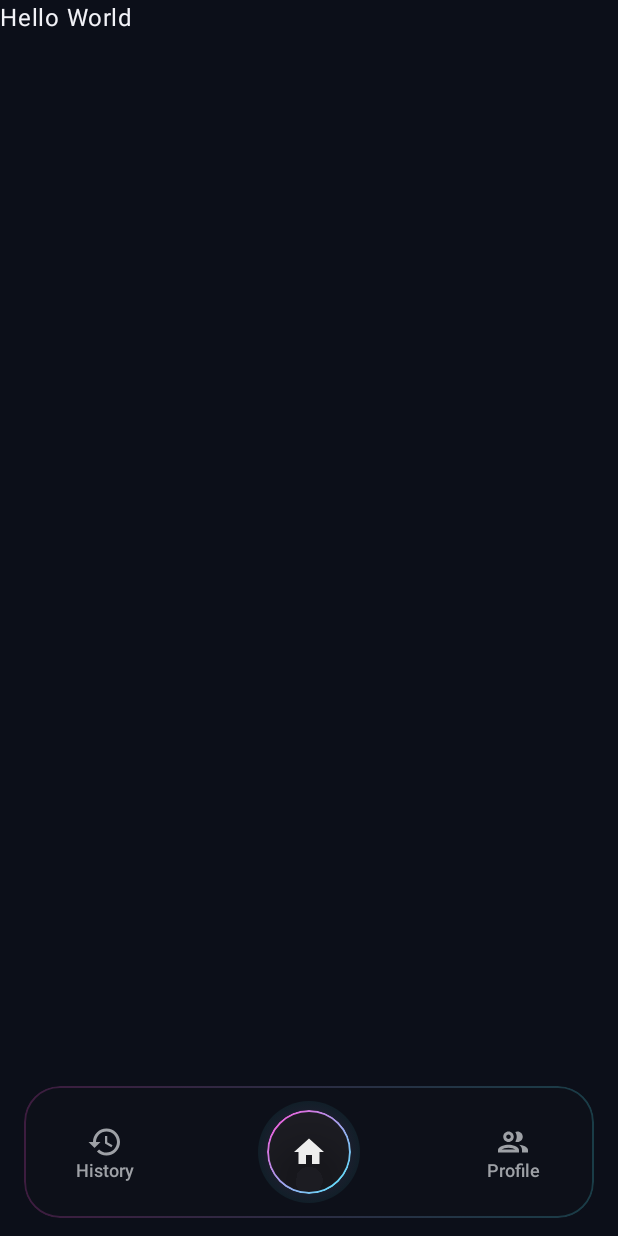
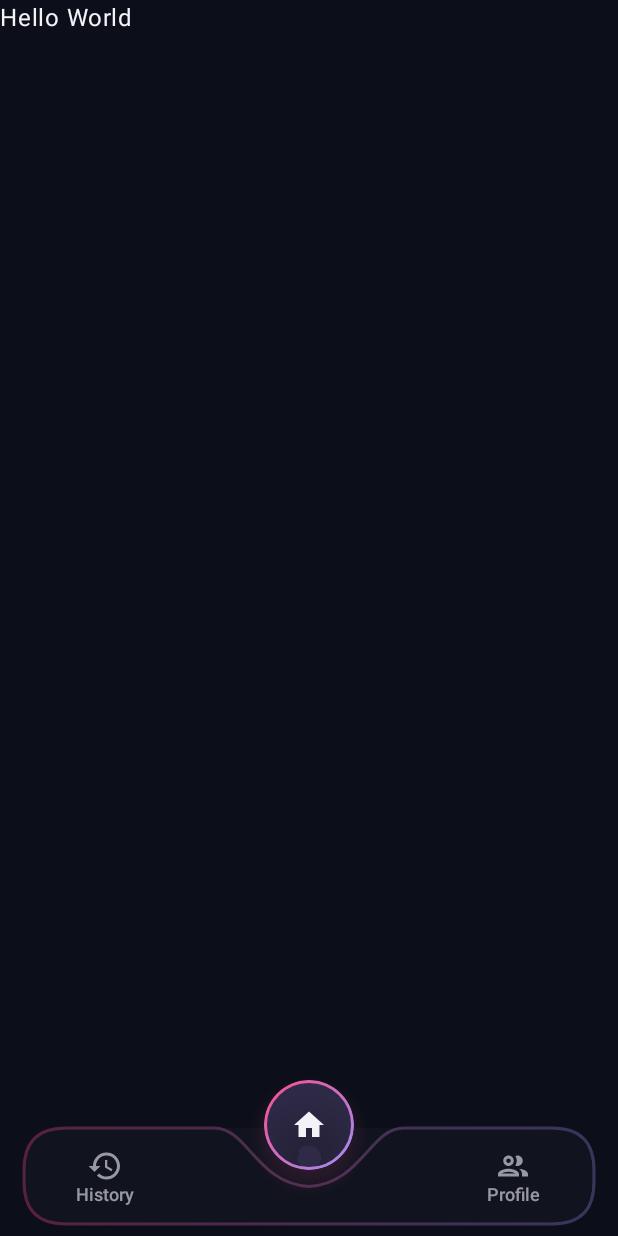
Before and after one commit to zmcdanal/blinddate-android, an Android app built with Jetpack Compose: the screen it shows after launch (MainActivity), on a phone screen of 412 x 824 dp. Run offline under Robolectric (Android 15) with nearby library versions, the phone set to English and light mode, and no system bars; our stand-ins replace Dagger/Hilt's generated code; libraries missing offline, so code that uses them is left out: androidx.hilt.lifecycle.

Commit message:
BlindDateBottomBar rough draft complete

```diff
--- a/core/ui/build.gradle.kts
+++ b/core/ui/build.gradle.kts
@@ -33,4 +33,6 @@ dependencies {
     implementation(libs.compose.material.icons.extended)
     implementation(libs.androidx.ui.tooling.preview)
     debugImplementation(libs.androidx.ui.tooling)
+
+    implementation(project(":core:design"))
 }
--- a/core/ui/src/main/java/com/ethereal/ui/BlindDateBottomBar.kt
+++ b/core/ui/src/main/java/com/ethereal/ui/BlindDateBottomBar.kt
@@ -1,6 +1,7 @@
 package com.ethereal.ui
 
 import androidx.compose.animation.animateColorAsState
+import androidx.compose.foundation.Canvas
 import androidx.compose.foundation.background
 import androidx.compose.foundation.border
 import androidx.compose.foundation.clickable
@@ -11,12 +12,7 @@ import androidx.compose.material.icons.Icons
 import androidx.compose.material.icons.filled.Home
 import androidx.compose.material.icons.outlined.Group
 import androidx.compose.material.icons.outlined.History
-import androidx.compose.material.icons.outlined.Home
-import androidx.compose.material3.Icon
-import androidx.compose.material3.IconButton
-import androidx.compose.material3.MaterialTheme
-import androidx.compose.material3.Surface
-import androidx.compose.material3.Text
+import androidx.compose.material3.*
 import androidx.compose.runtime.Composable
 import androidx.compose.runtime.getValue
 import androidx.compose.ui.Alignment
@@ -25,19 +21,16 @@ import androidx.compose.ui.draw.clip
 import androidx.compose.ui.draw.shadow
 import androidx.compose.ui.graphics.Brush
 import androidx.compose.ui.graphics.Color
+import androidx.compose.ui.graphics.Path
+import androidx.compose.ui.graphics.drawscope.Stroke
+import androidx.compose.ui.platform.LocalDensity
 import androidx.compose.ui.semantics.contentDescription
 import androidx.compose.ui.semantics.semantics
 import androidx.compose.ui.tooling.preview.Preview
+import androidx.compose.ui.unit.Dp
 import androidx.compose.ui.unit.dp
+import com.ethereal.design.theme.*
 
-/**
- * Home screen bottom bar:
- *  - Left: History
- *  - Center (emphasized): Home
- *  - Right: Profile (two-person icon)
- *
- * Show this ONLY on the Home route (Questionnaire hides it; Map uses a different bar).
- */
 @Composable
 fun BlindDateBottomBar(
     onHistory: () -> Unit,
@@ -45,33 +38,67 @@ fun BlindDateBottomBar(
     onProfile: () -> Unit,
     modifier: Modifier = Modifier
 ) {
-    val pillShape = RoundedCornerShape(24.dp)
+    val colorScheme = MaterialTheme.colorScheme
+
+    // --- Layout spec ---
+    val pillHeight = 64.dp
+    val pillCorner = 28.dp
+    val pillStroke = 2.dp
+    val puckSize = 60.dp
+    val puckOffsetY = (-26).dp
+    val notchExtraDip = 6.dp
+    val sidePadding = 16.dp
+    val rowPadding = 18.dp
+
+    val notchRadius = puckSize / 2
+    val notchGap = 2.dp + pillStroke / 2
+    val notchHalfWidth = notchRadius + notchGap + 30.dp
 
     Box(
         modifier
             .navigationBarsPadding()
             .fillMaxWidth()
-            .padding(horizontal = 16.dp, vertical = 12.dp)
-            .clip(pillShape)
-            .background(Color(0x2218181C))
-            .border(
-                1.dp,
-                Brush.horizontalGradient(
-                    listOf(Color(0x33FF4FD8), Color(0x334DEEFF))
-                ),
-                pillShape
-            )
+            .height(96.dp)
+            .padding(horizontal = sidePadding, vertical = 8.dp)
             .semantics { contentDescription = "BlindDate bottom navigation" }
     ) {
+        // Background surface
+        Box(
+            Modifier
+                .align(Alignment.BottomCenter)
+                .height(pillHeight)
+                .fillMaxWidth()
+                .clip(RoundedCornerShape(pillCorner))
+                .background(colorScheme.surface.copy(alpha = 0.15f))
+        )
+
+        // Border with swoop
+        NotchedPillBorder(
+            modifier = Modifier
+                .align(Alignment.BottomCenter)
+                .height(pillHeight)
+                .fillMaxWidth(),
+            cornerRadius = pillCorner,
+            strokeWidth = pillStroke,
+            notchRadius = notchRadius,
+            notchGap = notchGap,
+            notchHalfWidth = notchHalfWidth,
+            extraDip = notchExtraDip,
+            borderBrush = Brush.horizontalGradient(
+                listOf(NeonRose.copy(alpha = 0.3f), SoftViolet.copy(alpha = 0.3f))
+            )
+        )
+
+        // Buttons row
         Row(
             Modifier
+                .align(Alignment.BottomCenter)
+                .height(pillHeight)
                 .fillMaxWidth()
-                .padding(horizontal = 18.dp, vertical = 10.dp),
+                .padding(horizontal = rowPadding),
             verticalAlignment = Alignment.CenterVertically,
             horizontalArrangement = Arrangement.SpaceBetween
         ) {
-
-            // LEFT — History
             TextIconButton(
                 icon = Icons.Outlined.History,
                 label = "History",
@@ -79,49 +106,8 @@ fun BlindDateBottomBar(
                 onClick = onHistory
             )
 
-            // CENTER — Home
-            Box(
-                Modifier
-                    .size(68.dp),
-                contentAlignment = Alignment.Center
-            ) {
-                // soft radial neon glow underlay
-                Box(
-                    Modifier
-                        .matchParentSize()
-                        .clip(CircleShape)
-                        .background(
-                            Brush.radialGradient(
-                                colors = listOf(
-                                    Color(0x33FF4FD8),
-                                    Color(0x114DEEFF)
-                                )
-                            )
-                        )
-                )
-                IconButton(
-                    onClick = onHome,
-                    modifier = Modifier
-                        .size(56.dp)
-                        .clip(CircleShape)
-                        .background(Color(0xFF1C1C22))
-                        .border(
-                            1.dp,
-                            Brush.linearGradient(listOf(Color(0xFFFF4FD8), Color(0xFF4DEEFF))),
-                            CircleShape
-                        )
-                        .shadow(12.dp, CircleShape, clip = false)
-                        .semantics { contentDescription = "Home" }
-                ) {
-                    Icon(
-                        imageVector = Icons.Filled.Home,
-                        contentDescription = null,
-                        tint = Color(0xFFEDEDED)
-                    )
-                }
-            }
+            Spacer(Modifier.width(notchHalfWidth * 2 + 24.dp))
 
-            // RIGHT — Profile (two-person silhouette)
             TextIconButton(
                 icon = Icons.Outlined.Group,
                 label = "Profile",
@@ -129,6 +115,102 @@ fun BlindDateBottomBar(
                 onClick = onProfile
             )
         }
+
+        // Glow
+        Box(
+            Modifier
+                .size(puckSize + 24.dp)
+                .align(Alignment.Center)
+                .offset(y = puckOffsetY + 8.dp)
+                .clip(CircleShape)
+                .background(
+                    Brush.radialGradient(
+                        listOf(NeonRose.copy(alpha = 0.25f), Color.Transparent)
+                    )
+                )
+        )
+
+        // Floating Home puck
+        IconButton(
+            onClick = onHome,
+            modifier = Modifier
+                .align(Alignment.Center)
+                .offset(y = puckOffsetY)
+                .size(puckSize)
+                .clip(CircleShape)
+                .background(colorScheme.surface)
+                .border(
+                    1.5.dp,
+                    Brush.linearGradient(listOf(NeonRose, SoftViolet)),
+                    CircleShape
+                )
+                .shadow(14.dp, CircleShape, clip = false)
+                .semantics { contentDescription = "Home" }
+        ) {
+            Icon(
+                Icons.Filled.Home,
+                contentDescription = null,
+                tint = FogWhite
+            )
+        }
+    }
+}
+
+@Composable
+private fun NotchedPillBorder(
+    modifier: Modifier,
+    cornerRadius: Dp,
+    strokeWidth: Dp,
+    notchRadius: Dp,
+    notchGap: Dp,
+    notchHalfWidth: Dp,
+    extraDip: Dp,
+    borderBrush: Brush
+) {
+    val d = LocalDensity.current
+    val cr = with(d) { cornerRadius.toPx() }
+    val sw = with(d) { strokeWidth.toPx() }
+    val R = with(d) { notchRadius.toPx() }
+    val G = with(d) { notchGap.toPx() }
+    val W = with(d) { notchHalfWidth.toPx() }
+    val extra = with(d) { extraDip.toPx() }
+
+    Canvas(modifier) {
+        val w = size.width
+        val h = size.height
+        val cx = w / 2f
+
+        val leftX = cx - W
+        val rightX = cx + W
+        val dipY = R + G + extra
+
+        val path = Path().apply {
+            moveTo(cr, 0f)
+            lineTo(leftX, 0f)
+
+            cubicTo(
+                leftX + W * 0.35f, 0f,
+                cx - W * 0.55f, dipY * 0.95f,
+                cx, dipY
+            )
+            cubicTo(
+                cx + W * 0.55f, dipY * 0.95f,
+                rightX - W * 0.35f, 0f,
+                rightX, 0f
+            )
+
+            lineTo(w - cr, 0f)
+            quadraticTo(w, 0f, w, cr)
+            lineTo(w, h - cr)
+            quadraticTo(w, h, w - cr, h)
+            lineTo(cr, h)
+            quadraticTo(0f, h, 0f, h - cr)
+            lineTo(0f, cr)
+            quadraticTo(0f, 0f, cr, 0f)
+            close()
+        }
+
+        drawPath(path, brush = borderBrush, style = Stroke(width = sw))
     }
 }
 
@@ -140,7 +222,7 @@ private fun TextIconButton(
     onClick: () -> Unit
 ) {
     val tint by animateColorAsState(
-        targetValue = if (selected) Color(0xFFEDEDED) else Color(0xFF9EA1A6),
+        targetValue = if (selected) FogWhite else FogWhite.copy(alpha = 0.6f),
         label = "Bottom item tint"
     )
     Column(
@@ -158,20 +240,10 @@ private fun TextIconButton(
     }
 }
 
-@Preview(
-    name = "Bottom bar",
-    showBackground = true,
-    backgroundColor = 0xFF000000
-)
+@Preview(showBackground = true, backgroundColor = 0xFF0B0B10)
 @Composable
-fun HomeBottomBar_Preview() {
-    Surface(color = Color(0xFF0B0B10)) {
-        Box(Modifier.padding(bottom = 16.dp)) {
-            BlindDateBottomBar(
-                onHome = {},
-                onHistory = {},
-                onProfile = {}
-            )
-        }
+private fun PreviewBottomBar() {
+    BlindDateTheme {
+        BlindDateBottomBar(onHistory = {}, onHome = {}, onProfile = {})
     }
 }
```
